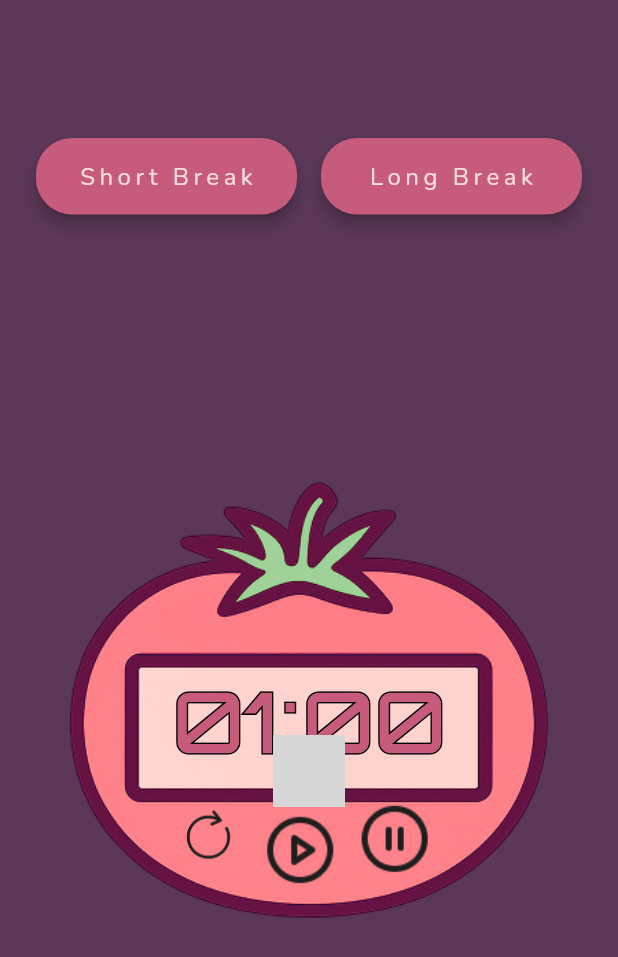
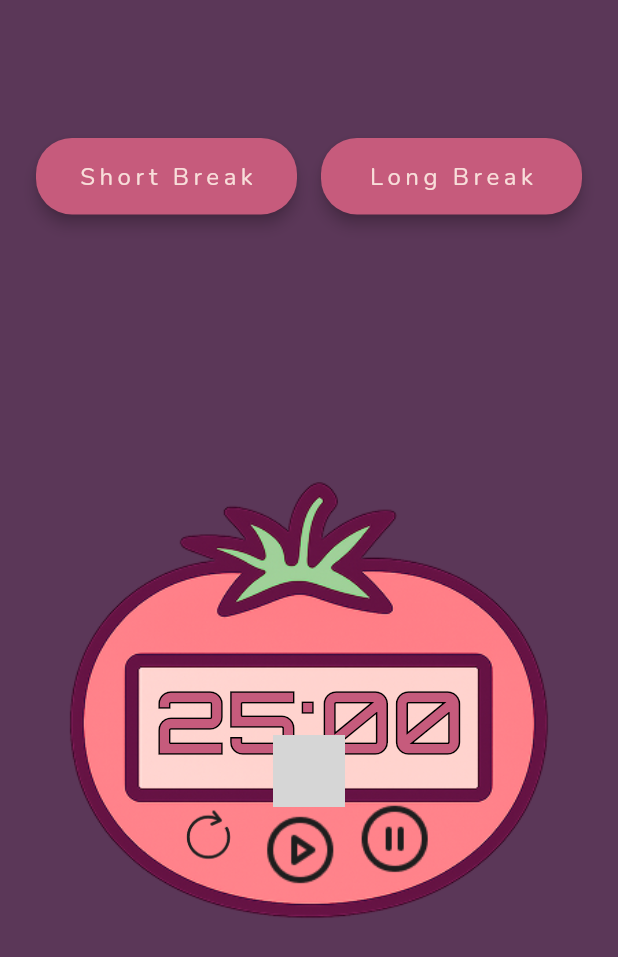
Before and after one commit to vansolinka/pomdoroweird, a Flutter app: the screen it shows after launch, on a phone screen of 412 x 824 dp. Shown: the top 957 px of the screen. Run offline on Flutter 3.47's test engine with Material 3 defaults, Android fonts, the phone set to English and light mode, and no system bars; our stand-ins replace audioplayers; missing offline and left inert: flutter_arc_text; grey boxes are pictures that could not be loaded.

Commit message:
ready for pilot

```diff
--- a/lib/screens/home_screen.dart
+++ b/lib/screens/home_screen.dart
@@ -70,7 +70,7 @@ class HomeScreen extends StatelessWidget {
                   TomatoDisplay(
                     key: tomatoKey,
 
-                    duration: const Duration(minutes: 1),
+                    duration: const Duration(minutes: 25),
                     startPulse: 10,
                     breakTomato: 0,
                     onStart: () {},
@@ -90,7 +90,7 @@ class HomeScreen extends StatelessWidget {
                       );
                     },
                     onReset: () {
-                      print('Timer was reset via dialog.');
+
                     },
                   ),
                 ],
```
